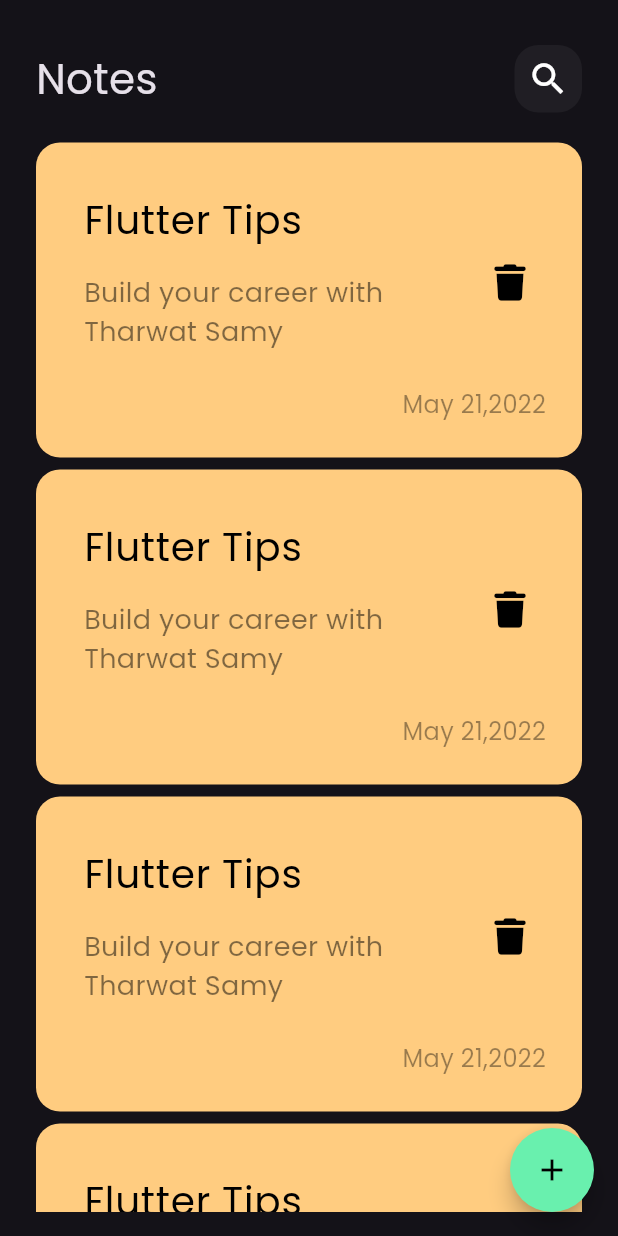
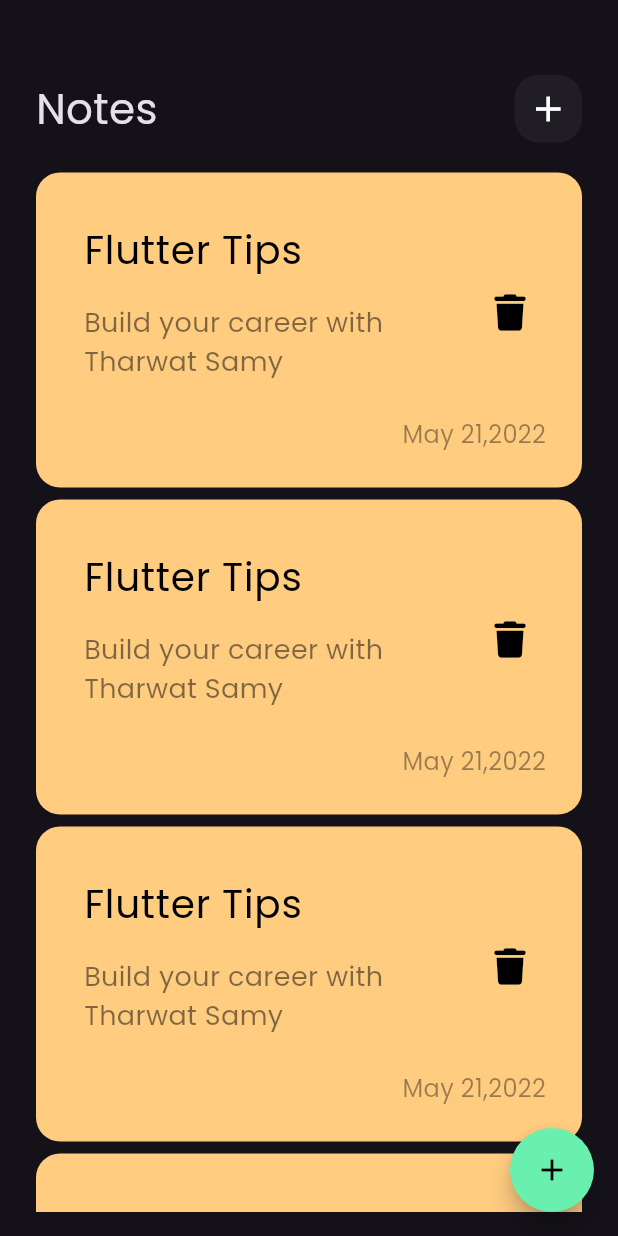
Before and after one commit to ahmedashraf-hub/notes_app, a Flutter app: the screen it shows after launch, on a phone screen of 412 x 824 dp. Run offline on Flutter 3.47's test engine with Material 3 defaults, Android fonts, the phone set to English and light mode, and no system bars; our stand-ins replace font_awesome_flutter.

Commit message:
add custom app bar to edit view

```diff
--- a/lib/widgets/custom_app_bar.dart
+++ b/lib/widgets/custom_app_bar.dart
@@ -2,15 +2,17 @@ import 'package:flutter/material.dart';
 import 'package:notes_app/widgets/custom_search_icon.dart';
 
 class CustomAppBar extends StatelessWidget {
-  const CustomAppBar({super.key});
+  const CustomAppBar({super.key, required this.title, required this.icon});
 
+  final String title;
+  final IconData icon;
   @override
   Widget build(BuildContext context) {
     return Row(
       mainAxisAlignment: MainAxisAlignment.spaceBetween,
       children: [
-        const Text('Notes', style: TextStyle(fontSize: 28)),
-        CustomSearchIcon(),
+        Text(title, style: const TextStyle(fontSize: 28)),
+        CustomSearchIcon(icon: icon),
       ],
     );
   }
--- a/lib/widgets/custom_search_icon.dart
+++ b/lib/widgets/custom_search_icon.dart
@@ -1,7 +1,9 @@
 import 'package:flutter/material.dart';
 
 class CustomSearchIcon extends StatelessWidget {
-  const CustomSearchIcon({super.key});
+  const CustomSearchIcon({super.key, required this.icon});
+
+  final IconData icon;
 
   @override
   Widget build(BuildContext context) {
@@ -12,7 +14,7 @@ class CustomSearchIcon extends StatelessWidget {
         color: Colors.white.withValues(alpha: 0.05),
         borderRadius: BorderRadius.circular(16),
       ),
-      child: const Icon(Icons.search, color: Colors.white, size: 28),
+      child: Icon(icon, color: Colors.white, size: 28),
     );
   }
 }
--- a/lib/widgets/edit_note_view_body.dart
+++ b/lib/widgets/edit_note_view_body.dart
@@ -1,10 +1,19 @@
 import 'package:flutter/material.dart';
+import 'package:notes_app/widgets/custom_app_bar.dart';
 
 class EditNoteViewBody extends StatelessWidget {
   const EditNoteViewBody({super.key});
 
   @override
   Widget build(BuildContext context) {
-    return Container();
+    return Padding(
+      padding: const EdgeInsets.symmetric(horizontal: 24.0),
+      child: Column(
+        children: [
+          SizedBox(height: 50),
+          CustomAppBar(title: 'Edit Note', icon: Icons.check),
+        ],
+      ),
+    );
   }
 }
--- a/lib/widgets/notes_view_body.dart
+++ b/lib/widgets/notes_view_body.dart
@@ -11,8 +11,8 @@ class NotesViewBody extends StatelessWidget {
       padding: const EdgeInsets.symmetric(horizontal: 24.0),
       child: Column(
         children: [
-          SizedBox(height: 30),
-          const CustomAppBar(),
+          SizedBox(height: 50),
+          const CustomAppBar(title: 'Notes', icon: Icons.add),
           Expanded(child: const NotesListView()),
         ],
       ),
```
